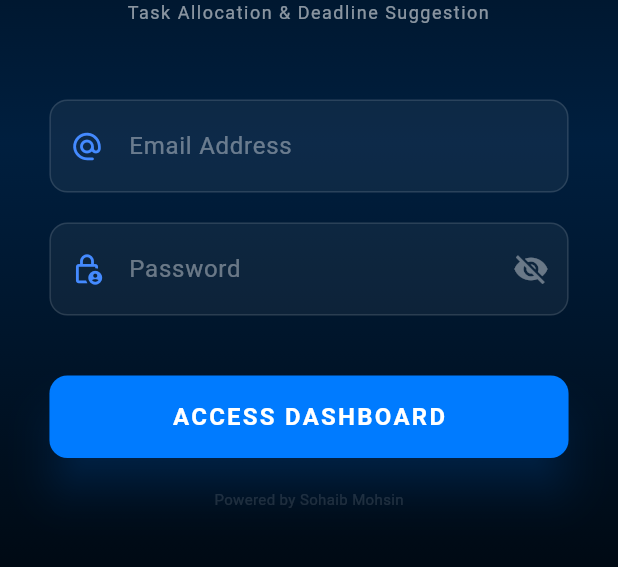
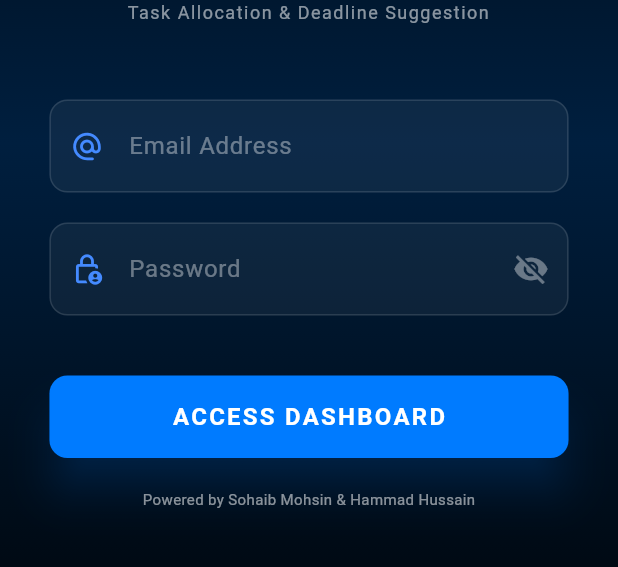
Before and after one commit to Sohaib1911/agentive_ai_manager, a Flutter app: the screen it shows after launch, on a phone screen of 412 x 824 dp, the part 475-1042 px from its top. Run offline on Flutter 3.47's test engine with Material 3 defaults, Android fonts, the phone set to English and light mode, and no system bars; our stand-ins replace cloud_firestore, firebase_auth, firebase_core; accounts and stored records are empty.

Commit message:
Removed comments

```diff
--- a/lib/screens/create_task_screen.dart
+++ b/lib/screens/create_task_screen.dart
@@ -9,22 +9,19 @@ class CreateTaskScreen extends StatefulWidget {
 }
 
 class _CreateTaskScreenState extends State<CreateTaskScreen> {
-  // Data Map to store inputs - Ensure "skills" is handled for the AI match
   final Map<String, dynamic> _taskData = {
     'title': '',
     'description': '',
     'category': 'Development',
     'priority': 'Medium',
-    'skills': '', // This is the Required Skills field
+    'skills': '',
     'status': 'pending',
     'aiSuggestedEmployee': 'Analyzing...',
   };
 
   bool _isSaving = false;
 
-  // Save Task to Firestore
   Future<void> _saveTask() async {
-    // Validation: Title and Skills are critical for the AI Agent
     if (_taskData['title'].isEmpty || _taskData['skills'].isEmpty) {
       _showSnackBar("Title and Required Skills are mandatory!", Colors.redAccent);
       return;
--- a/lib/screens/create_team_screen.dart
+++ b/lib/screens/create_team_screen.dart
@@ -22,7 +22,6 @@ class _CreateTeamScreenState extends State<CreateTeamScreen> {
 
   bool _isSaving = false;
 
-  // Save Team to Firestore
   Future<void> _saveTeam() async {
     if (_teamData['teamName'].isEmpty || _teamData['leaderId'].isEmpty) {
       _showSnackBar("Team Name and Leader are required!", Colors.redAccent);
@@ -34,7 +33,7 @@ class _CreateTeamScreenState extends State<CreateTeamScreen> {
       await _db.collection('teams').add({
         ..._teamData,
         'createdAt': FieldValue.serverTimestamp(),
-        'memberCount': 1, // Leader is the first member
+        'memberCount': 1,
       });
 
       if (!mounted) return;
@@ -82,7 +81,6 @@ class _CreateTeamScreenState extends State<CreateTeamScreen> {
               _sectionLabel("ORGANIZATION"),
               _inputTile("Department", _teamData['department'], (v) => setState(() => _teamData['department'] = v)),
 
-              // --- TEAM LEADER DROPDOWN ---
               _leaderDropdownTile(),
 
               const SizedBox(height: 25),
@@ -133,7 +131,7 @@ class _CreateTeamScreenState extends State<CreateTeamScreen> {
     );
   }
 
-  // --- SPECIAL TILE FOR DROPDOWN ---
+
   Widget _leaderDropdownTile() {
     return Container(
       margin: const EdgeInsets.only(bottom: 12),
--- a/lib/screens/login_screen.dart
+++ b/lib/screens/login_screen.dart
@@ -32,8 +32,6 @@ class _LoginScreenState extends State<LoginScreen> {
 
       if (doc.exists && mounted) {
         String role = doc['role'];
-        // Note: With the AuthWrapper in main.dart, this manual navigation
-        // is technically a backup, but it's good to keep for a snappy feel.
         Navigator.pushReplacement(context, MaterialPageRoute(
             builder: (context) => role == 'manager' ? const ManagerDashboard() : const EmployeeDashboard()));
       }
@@ -71,11 +69,10 @@ class _LoginScreenState extends State<LoginScreen> {
                 child: Column(
                   mainAxisSize: MainAxisSize.min,
                   children: [
-                    // --- NEW ROBOTIC ICON ---
+
                     const Icon(Icons.adb_outlined, size: 80, color: Colors.blueAccent),
                     const SizedBox(height: 25),
 
-                    // --- PROJECT BRANDING ---
                     const Text(
                       "AGENTIVE AI",
                       textAlign: TextAlign.center,
@@ -98,17 +95,16 @@ class _LoginScreenState extends State<LoginScreen> {
                     ),
                     const SizedBox(height: 50),
 
-                    // --- NEUTRAL INPUT FIELDS ---
                     _buildInputField(
                       controller: _email,
-                      hint: "Email Address", // Changed from Manager Email
+                      hint: "Email Address",
                       icon: Icons.alternate_email_rounded,
                     ),
                     const SizedBox(height: 20),
 
                     _buildInputField(
                       controller: _pass,
-                      hint: "Password", // Changed from Secret Password
+                      hint: "Password",
                       icon: Icons.lock_person_outlined,
                       isPassword: true,
                     ),
@@ -137,9 +133,9 @@ class _LoginScreenState extends State<LoginScreen> {
                     ),
                     const SizedBox(height: 20),
                     const Text(
-                      "Powered by Sohaib Mohsin",
-                      style: TextStyle(color: Colors.white12, fontSize: 10),
-                    )
+                      "Powered by Sohaib Mohsin & Hammad Hussain",
+                      style: TextStyle(color: Colors.white54, fontSize: 10),
+                    ),
                   ],
                 ),
               ),
--- a/lib/screens/manager_dashboard.dart
+++ b/lib/screens/manager_dashboard.dart
@@ -21,7 +21,7 @@ class _ManagerDashboardState extends State<ManagerDashboard> {
 
   final List<Widget> _pages = [
     const DashboardPage(),
-    const ProfilePage(), // This class is defined below
+    const ProfilePage(),
   ];
 
   @override
@@ -277,7 +277,6 @@ class DashboardPage extends StatelessWidget {
   }
 }
 
-// --- MISSING CLASSES ADDED BELOW ---
 
 class ProfilePage extends StatelessWidget {
   const ProfilePage({super.key});
@@ -302,8 +301,6 @@ class ProfilePage extends StatelessWidget {
                 padding: const EdgeInsets.symmetric(horizontal: 40, vertical: 15),
                 shape: RoundedRectangleBorder(borderRadius: BorderRadius.circular(15))),
             onPressed: () async {
-              // This is all you need now!
-              // The AuthWrapper in main.dart will handle the screen switch automatically.
               await FirebaseAuth.instance.signOut();
             },
             child: const Text("LOGOUT SESSION",
--- a/lib/screens/view_teams_screen.dart
+++ b/lib/screens/view_teams_screen.dart
@@ -69,7 +69,7 @@ class _ViewTeamsScreenState extends State<ViewTeamsScreen> {
                             // FETCHING MEMBERS OF THIS TEAM
                             StreamBuilder<QuerySnapshot>(
                               stream: _db.collection('users')
-                                  .where('teamId', isEqualTo: team.id) // Assuming you link users via teamId
+                                  .where('teamId', isEqualTo: team.id)
                                   .snapshots(),
                               builder: (context, memberSnap) {
                                 if (!memberSnap.hasData) return const LinearProgressIndicator();
```
Also changed, not shown: lib/main.dart (+1 -11 lines), lib/screens/add_employee_screen.dart (+4 -6 lines), lib/screens/employee_dashboard.dart (+3 -8 lines), lib/screens/view_tasks_screen.dart (+4 -8 lines), 1 other file.
